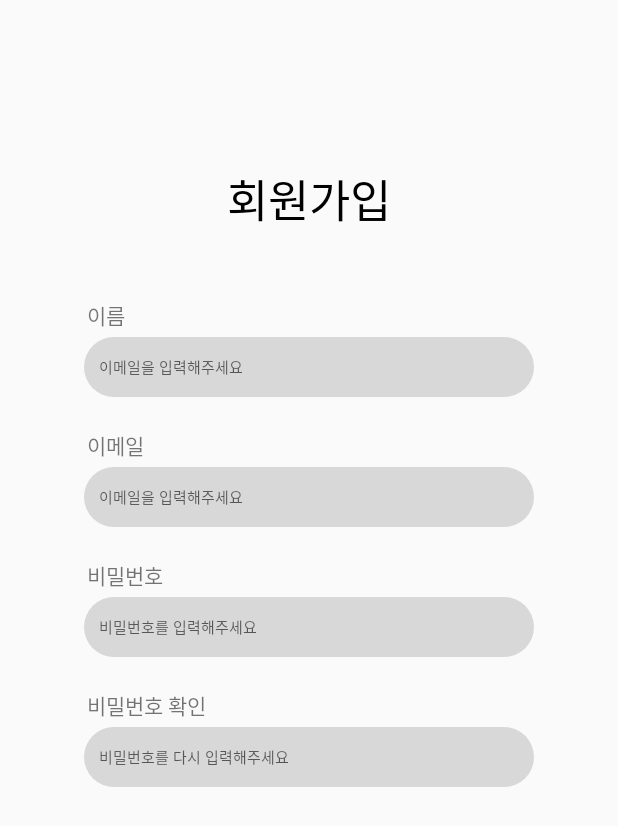
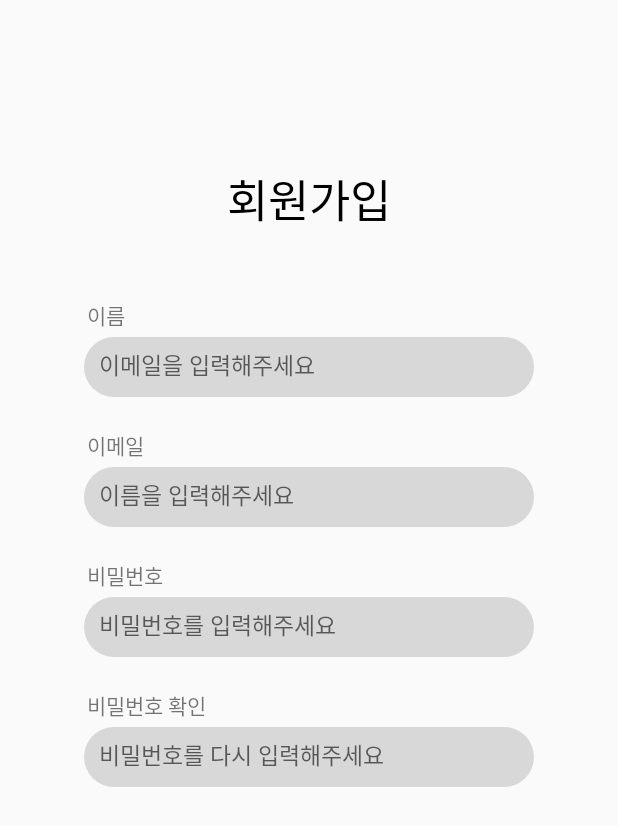
Before and after one commit to sunrinton/app, an Android app: the RegisterActivity screen opened directly, with no data from a screen before it, on a phone screen of 412 x 824 dp. Shown: the top 826 px of the screen. Run offline under Robolectric (Android 15) with nearby library versions, the phone set to English and light mode, and no system bars.

Commit message:
'detail'

```diff
--- a/app/src/main/res/layout/activity_main.xml
+++ b/app/src/main/res/layout/activity_main.xml
@@ -37,6 +37,7 @@
         app:layout_constraintBottom_toTopOf="parent"
         app:layout_constraintRight_toLeftOf="parent"
         app:layout_constraintLeft_toRightOf="parent"
+        android:inputType="textPassword"
         android:paddingLeft="20dp"
         android:hint="비밀번호"
         android:id="@+id/login_pw"/>
--- a/app/src/main/res/layout/activity_register.xml
+++ b/app/src/main/res/layout/activity_register.xml
@@ -50,7 +50,7 @@ android:padding="10dp">
 
             android:background="@drawable/textfield"
             android:padding="10dp"
-            android:textSize="10dp"
+            android:textSize="15dp"
 
             />
     </LinearLayout>
@@ -82,11 +82,11 @@ android:padding="10dp">
             android:id="@+id/register_id"
             android:layout_width="300dp"
             android:layout_height="40dp"
-            android:hint="이메일을 입력해주세요"
+            android:hint="이름을 입력해주세요"
 
             android:background="@drawable/textfield"
             android:padding="10dp"
-            android:textSize="10dp"
+            android:textSize="15dp"
 
             />
     </LinearLayout>
@@ -117,10 +117,10 @@ android:padding="10dp">
             android:layout_width="300dp"
             android:layout_height="40dp"
             android:hint="비밀번호를 입력해주세요"
-
+            android:inputType="textPassword"
             android:background="@drawable/textfield"
             android:padding="10dp"
-            android:textSize="10dp"
+            android:textSize="15dp"
 
             />
 
@@ -152,10 +152,10 @@ android:padding="10dp">
             android:layout_width="300dp"
             android:layout_height="40dp"
             android:hint="비밀번호를 다시 입력해주세요"
-
+            android:inputType="textPassword"
             android:background="@drawable/textfield"
             android:padding="10dp"
-            android:textSize="10dp"
+            android:textSize="15dp"
 
             />
 
```
